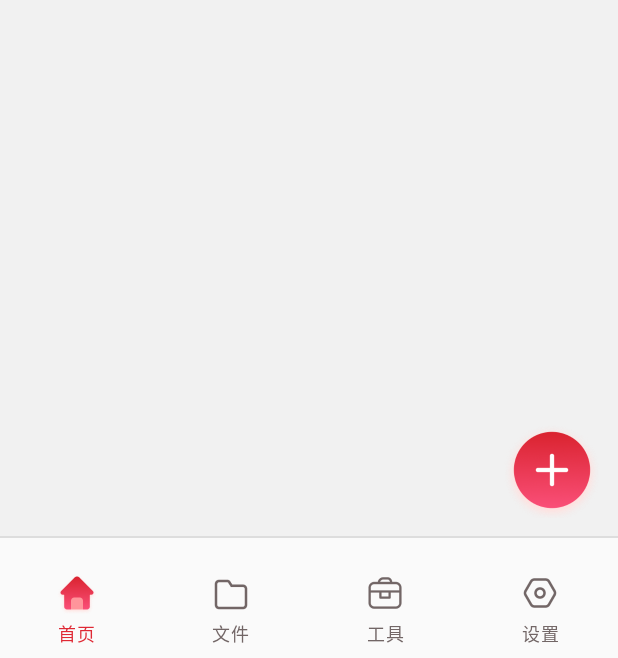
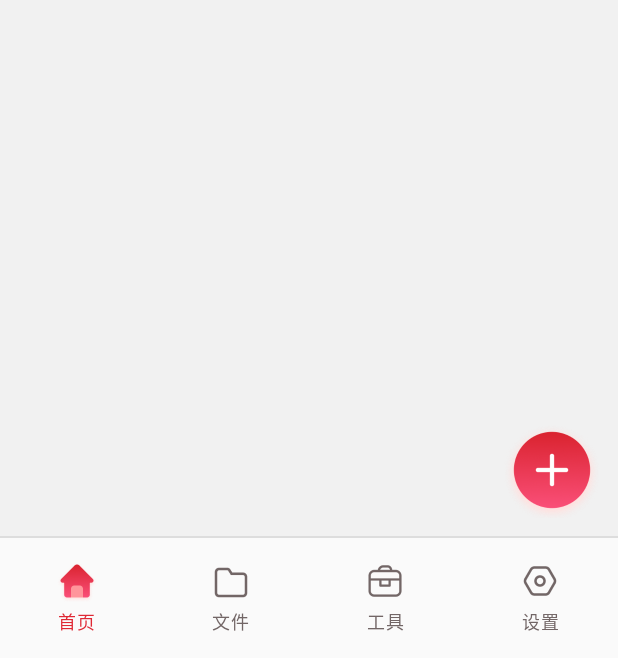
Before and after one commit to Joker-Lumenix/PDFReader, an Android app: the MainActivity screen opened directly, with no data from a screen before it, on a phone screen of 412 x 824 dp, the part 578-1236 px from its top. Run offline under Robolectric (Android 15) with nearby library versions, the phone set to English and light mode, and no system bars; pictures from the network do not load; 1 statement that could not run was skipped.

Commit message:
应用主页，底部导航栏UI调整，匹配设计图

```diff
--- a/app/src/main/java/com/peng/pdfreader/ui/activities/MainActivity.kt
+++ b/app/src/main/java/com/peng/pdfreader/ui/activities/MainActivity.kt
@@ -89,7 +89,7 @@ class MainActivity : BaseActivity() {
             openScanner()
         }
 
-        binding.bottomNav.setItems(navItems(), TAB_HOME) { tab -> showTab(tab) }
+        binding.bottomBar.setItems(navItems(), TAB_HOME) { tab -> showTab(tab) }
         if (savedInstanceState == null) {
             showTab(TAB_HOME)
         }
@@ -190,7 +190,7 @@ class MainActivity : BaseActivity() {
             transaction.show(existing)
         }
         transaction.commitAllowingStateLoss()
-        binding.bottomNav.selectTab(tab)
+        binding.bottomBar.selectTab(tab)
         currentTab = tab
         applyScanButton(tab)
     }
--- a/app/src/main/res/layout/activity_main.xml
+++ b/app/src/main/res/layout/activity_main.xml
@@ -33,7 +33,7 @@
    </FrameLayout>
 
     <com.peng.pdfreader.core.widget.BottomNavBar
-        android:id="@+id/bottomNav"
+        android:id="@+id/bottomBar"
         android:layout_width="match_parent"
         android:layout_height="wrap_content" />
 
--- a/app/src/main/res/layout/widget_bottom_nav_item.xml
+++ b/app/src/main/res/layout/widget_bottom_nav_item.xml
@@ -8,7 +8,7 @@
     android:focusable="true"
     android:gravity="center"
     android:orientation="vertical"
-    android:paddingTop="16dp">
+    >
 
     <ImageView
         android:id="@+id/ivIcon"
```
